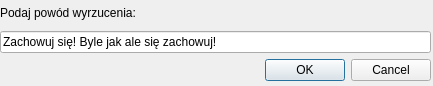
The window that ui/kick.ui (gitter-badger/simplechatclient) describes before a commit, drawn with Qt 5.
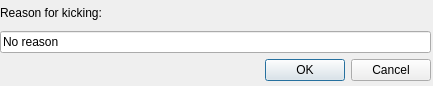
The same window after the commit. Icons and pictures are not drawn.

The edit to the form file:
```diff
--- a/ui/kick.ui
+++ b/ui/kick.ui
@@ -42,7 +42,7 @@
     <item>
      <widget class="QLabel" name="label">
       <property name="text">
-       <string>Podaj powód wyrzucenia:</string>
+       <string>Reason for kicking:</string>
       </property>
      </widget>
     </item>
@@ -51,7 +51,7 @@
       <item>
        <widget class="QLineEdit" name="lineEdit">
         <property name="text">
-         <string>Zachowuj się! Byle jak ale się zachowuj!</string>
+         <string>No reason</string>
         </property>
         <property name="maxLength">
          <number>255</number>
```
Left out of the diff: 2 changed lines with no effect on the pictures.
